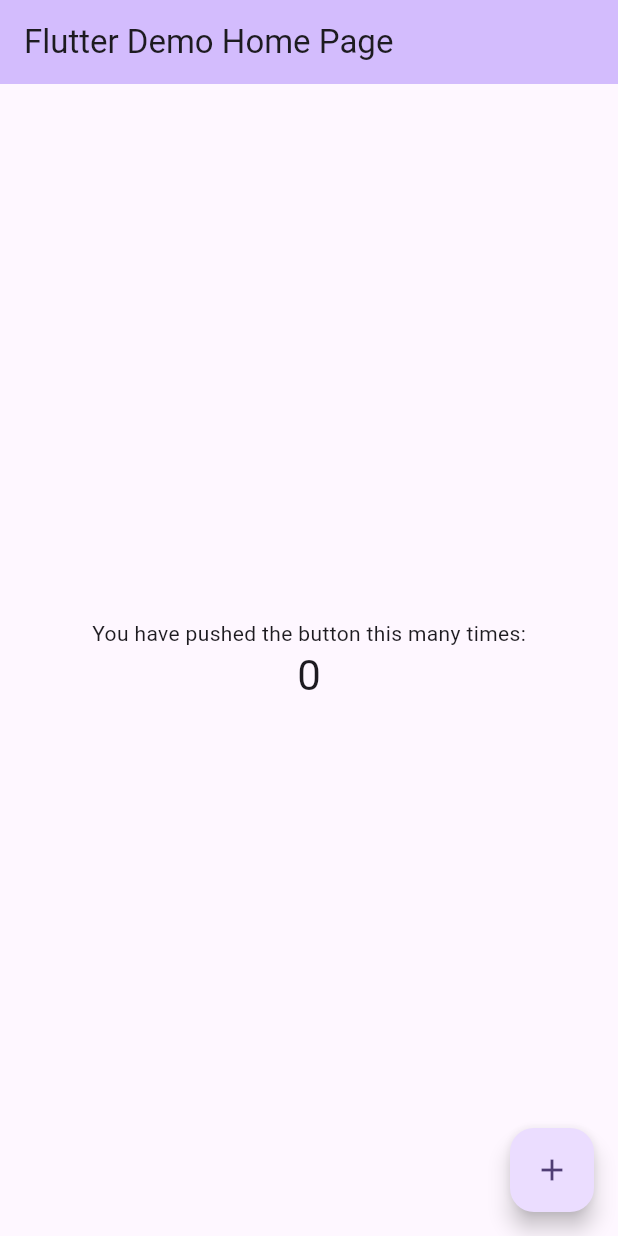
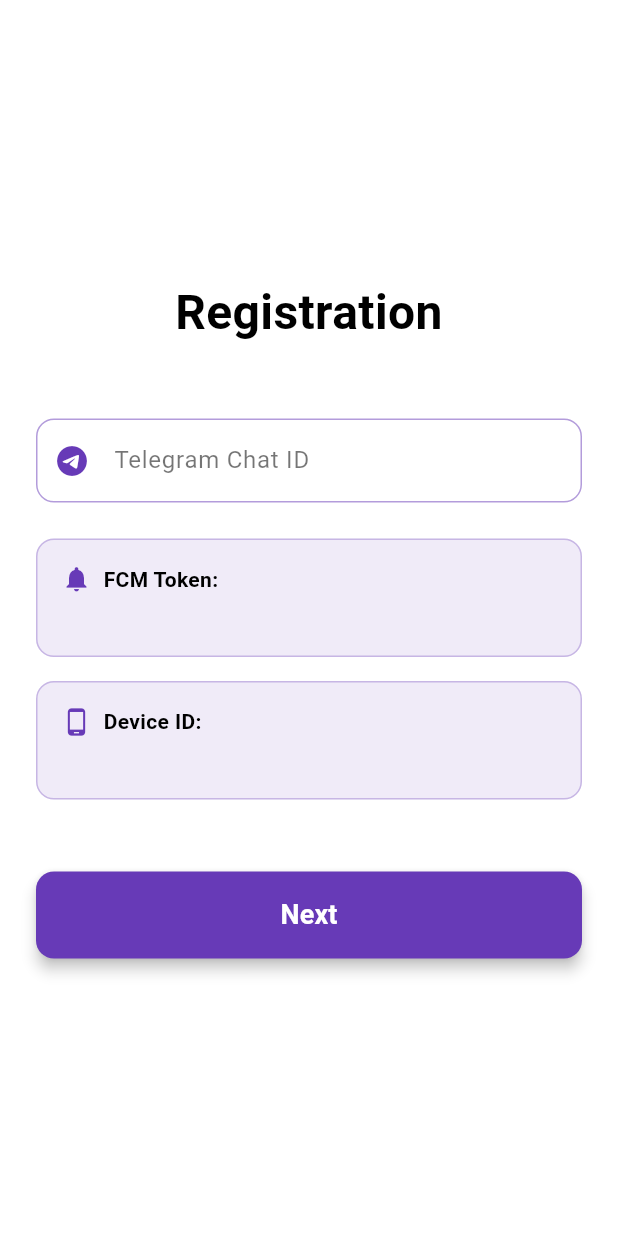
Before and after one commit to mosafarazaraaliporian/alert, a Flutter app: the screen it shows after launch, on a phone screen of 412 x 824 dp. Run offline on Flutter 3.47's test engine with Material 3 defaults, Android fonts, the phone set to English and light mode, and no system bars; our stand-ins replace device_info_plus, firebase_core, firebase_messaging, shared_preferences; accounts and stored records are empty.

Commit message:
Add complete Alert app with Firebase, registration, home screen, and custom icon

```diff
--- a/lib/main.dart
+++ b/lib/main.dart
@@ -1,51 +1,56 @@
 import 'package:flutter/material.dart';
+import 'package:flutter/services.dart';
+import 'package:firebase_core/firebase_core.dart';
+import 'firebase_options.dart';
+import 'splash_screen.dart';
 
-void main() {
+void main() async {
+  WidgetsFlutterBinding.ensureInitialized();
+
+  // Initialize Firebase
+  try {
+    await Firebase.initializeApp(
+      options: DefaultFirebaseOptions.currentPlatform,
+    );
+  } catch (e) {
+    print('Firebase initialization error: $e');
+  }
+
   runApp(const MyApp());
 }
 
 class MyApp extends StatelessWidget {
   const MyApp({super.key});
 
-  // This widget is the root of your application.
   @override
   Widget build(BuildContext context) {
     return MaterialApp(
-      title: 'Flutter Demo',
+      title: 'Alert',
+      debugShowCheckedModeBanner: false,
+      themeMode: ThemeMode.system,
       theme: ThemeData(
-        // This is the theme of your application.
-        //
-        // TRY THIS: Try running your application with "flutter run". You'll see
-        // the application has a purple toolbar. Then, without quitting the app,
-        // try changing the seedColor in the colorScheme below to Colors.green
-        // and then invoke "hot reload" (save your changes or press the "hot
-        // reload" button in a Flutter-supported IDE, or press "r" if you used
-        // the command line to start the app).
-        //
-        // Notice that the counter didn't reset back to zero; the application
-        // state is not lost during the reload. To reset the state, use hot
-        // restart instead.
-        //
-        // This works for code too, not just values: Most code changes can be
-        // tested with just a hot reload.
-        colorScheme: .fromSeed(seedColor: Colors.deepPurple),
+        colorScheme: ColorScheme.fromSeed(
+          seedColor: Colors.deepPurple,
+          brightness: Brightness.light,
+        ),
+        useMaterial3: true,
+        scaffoldBackgroundColor: Colors.white,
       ),
-      home: const MyHomePage(title: 'Flutter Demo Home Page'),
+      darkTheme: ThemeData(
+        colorScheme: ColorScheme.fromSeed(
+          seedColor: Colors.deepPurple,
+          brightness: Brightness.dark,
+        ),
+        useMaterial3: true,
+        scaffoldBackgroundColor: Colors.black,
+      ),
+      home: const SplashScreen(),
     );
   }
 }
 
 class MyHomePage extends StatefulWidget {
   const MyHomePage({super.key, required this.title});
-
-  // This widget is the home page of your application. It is stateful, meaning
-  // that it has a State object (defined below) that contains fields that affect
-  // how it looks.
-
-  // This class is the configuration for the state. It holds the values (in this
-  // case the title) provided by the parent (in this case the App widget) and
-  // used by the build method of the State. Fields in a Widget subclass are
-  // always marked "final".
 
   final String title;
 
@@ -58,51 +63,20 @@ class _MyHomePageState extends State<MyHomePage> {
 
   void _incrementCounter() {
     setState(() {
-      // This call to setState tells the Flutter framework that something has
-      // changed in this State, which causes it to rerun the build method below
-      // so that the display can reflect the updated values. If we changed
-      // _counter without calling setState(), then the build method would not be
-      // called again, and so nothing would appear to happen.
       _counter++;
     });
   }
 
   @override
   Widget build(BuildContext context) {
-    // This method is rerun every time setState is called, for instance as done
-    // by the _incrementCounter method above.
-    //
-    // The Flutter framework has been optimized to make rerunning build methods
-    // fast, so that you can just rebuild anything that needs updating rather
-    // than having to individually change instances of widgets.
     return Scaffold(
       appBar: AppBar(
-        // TRY THIS: Try changing the color here to a specific color (to
-        // Colors.amber, perhaps?) and trigger a hot reload to see the AppBar
-        // change color while the other colors stay the same.
         backgroundColor: Theme.of(context).colorScheme.inversePrimary,
-        // Here we take the value from the MyHomePage object that was created by
-        // the App.build method, and use it to set our appbar title.
         title: Text(widget.title),
       ),
       body: Center(
-        // Center is a layout widget. It takes a single child and positions it
-        // in the middle of the parent.
         child: Column(
-          // Column is also a layout widget. It takes a list of children and
-          // arranges them vertically. By default, it sizes itself to fit its
-          // children horizontally, and tries to be as tall as its parent.
-          //
-          // Column has various properties to control how it sizes itself and
-          // how it positions its children. Here we use mainAxisAlignment to
-          // center the children vertically; the main axis here is the vertical
-          // axis because Columns are vertical (the cross axis would be
-          // horizontal).
-          //
-          // TRY THIS: Invoke "debug painting" (choose the "Toggle Debug Paint"
-          // action in the IDE, or press "p" in the console), to see the
-          // wireframe for each widget.
-          mainAxisAlignment: .center,
+          mainAxisAlignment: MainAxisAlignment.center,
           children: [
             const Text('You have pushed the button this many times:'),
             Text(
--- /dev/null
+++ b/lib/registration_screen.dart
@@ -0,0 +1,292 @@
+import 'package:flutter/material.dart';
+import 'package:flutter/services.dart';
+import 'package:firebase_messaging/firebase_messaging.dart';
+import 'package:device_info_plus/device_info_plus.dart';
+import 'package:shared_preferences/shared_preferences.dart';
+import 'dart:io';
+import 'home_screen.dart';
+
+class RegistrationScreen extends StatefulWidget {
+  const RegistrationScreen({super.key});
+
+  @override
+  State<RegistrationScreen> createState() => _RegistrationScreenState();
+}
+
+class _RegistrationScreenState extends State<RegistrationScreen> {
+  final TextEditingController _chatIdController = TextEditingController();
+  String? _fcmToken;
+  String? _deviceId;
+  bool _isLoading = false;
+
+  @override
+  void initState() {
+    super.initState();
+    _initializeData();
+  }
+
+  Future<void> _initializeData() async {
+    await _getFCMToken();
+    await _getDeviceId();
+  }
+
+  Future<void> _getFCMToken() async {
+    try {
+      final fcmToken = await FirebaseMessaging.instance.getToken();
+      setState(() {
+        _fcmToken = fcmToken;
+      });
+    } catch (e) {
+      print('Error getting FCM token: $e');
+    }
+  }
+
+  Future<void> _getDeviceId() async {
+    try {
+      final deviceInfo = DeviceInfoPlugin();
+      String? deviceId;
+
+      if (Platform.isAndroid) {
+        final androidInfo = await deviceInfo.androidInfo;
+        deviceId = androidInfo.id;
+      } else if (Platform.isIOS) {
+        final iosInfo = await deviceInfo.iosInfo;
+        deviceId = iosInfo.identifierForVendor;
+      }
+
+      setState(() {
+        _deviceId = deviceId;
+      });
+    } catch (e) {
+      print('Error getting device ID: $e');
+    }
+  }
+
+  Future<void> _handleNext() async {
+    if (_chatIdController.text.trim().isEmpty) {
+      ScaffoldMessenger.of(context).showSnackBar(
+        const SnackBar(
+          content: Text('Please enter your Telegram Chat ID'),
+          backgroundColor: Colors.red,
+        ),
+      );
+      return;
+    }
+
+    setState(() {
+      _isLoading = true;
+    });
+
+    // Send data to server
+    final data = {
+      'chat_id': _chatIdController.text.trim(),
+      'fcm_token': _fcmToken,
+      'device_id': _deviceId,
+    };
+
+    print('Data to send: $data');
+
+    // Save to SharedPreferences
+    final prefs = await SharedPreferences.getInstance();
+    await prefs.setString('chat_id', _chatIdController.text.trim());
+    await prefs.setString('fcm_token', _fcmToken ?? '');
+    await prefs.setString('device_id', _deviceId ?? '');
+    await prefs.setBool('is_registered', true);
+
+    setState(() {
+      _isLoading = false;
+    });
+
+    // Navigate to next screen
+    if (mounted) {
+      ScaffoldMessenger.of(context).showSnackBar(
+        const SnackBar(
+          content: Text('Registration completed successfully'),
+          backgroundColor: Colors.green,
+        ),
+      );
+
+      // Navigate to Home Screen
+      Navigator.of(context).pushReplacement(
+        MaterialPageRoute(builder: (_) => const HomeScreen()),
+      );
+    }
+  }
+
+  @override
+  Widget build(BuildContext context) {
+    final isDark = Theme.of(context).brightness == Brightness.dark;
+
+    return AnnotatedRegion<SystemUiOverlayStyle>(
+      value: SystemUiOverlayStyle(
+        statusBarColor: Colors.transparent,
+        statusBarIconBrightness: isDark ? Brightness.light : Brightness.dark,
+        systemNavigationBarColor: isDark ? Colors.black : Colors.white,
+        systemNavigationBarIconBrightness: isDark ? Brightness.light : Brightness.dark,
+      ),
+      child: Scaffold(
+        backgroundColor: isDark ? Colors.black : Colors.white,
+        body: SafeArea(
+          child: Padding(
+            padding: const EdgeInsets.all(24.0),
+            child: Column(
+              mainAxisAlignment: MainAxisAlignment.center,
+              crossAxisAlignment: CrossAxisAlignment.stretch,
+              children: [
+                Text(
+                  'Registration',
+                  textAlign: TextAlign.center,
+                  style: TextStyle(
+                    fontSize: 32,
+                    fontWeight: FontWeight.bold,
+                    color: isDark ? Colors.white : Colors.black,
+                  ),
+                ),
+                const SizedBox(height: 48),
+
+                // Chat ID Input
+                TextField(
+                  controller: _chatIdController,
+                  decoration: InputDecoration(
+                    labelText: 'Telegram Chat ID',
+                    hintText: '@username',
+                    prefixIcon: Icon(Icons.telegram, color: Colors.deepPurple),
+                    border: OutlineInputBorder(
+                      borderRadius: BorderRadius.circular(12),
+                      borderSide: BorderSide(color: Colors.deepPurple),
+                    ),
+                    enabledBorder: OutlineInputBorder(
+                      borderRadius: BorderRadius.circular(12),
+                      borderSide: BorderSide(color: Colors.deepPurple.withOpacity(0.5)),
+                    ),
+                    focusedBorder: OutlineInputBorder(
+                      borderRadius: BorderRadius.circular(12),
+                      borderSide: BorderSide(color: Colors.deepPurple, width: 2),
+                    ),
+                    labelStyle: TextStyle(color: isDark ? Colors.white70 : Colors.black54),
+                  ),
+                  style: TextStyle(color: isDark ? Colors.white : Colors.black),
+                ),
+                const SizedBox(height: 24),
+
+                // FCM Token Display
+                Container(
+                  padding: const EdgeInsets.all(16),
+                  decoration: BoxDecoration(
+                    color: Colors.deepPurple.withOpacity(0.1),
+                    borderRadius: BorderRadius.circular(12),
+                    border: Border.all(color: Colors.deepPurple.withOpacity(0.3)),
+                  ),
+                  child: Column(
+                    crossAxisAlignment: CrossAxisAlignment.start,
+                    children: [
+                      Row(
+                        children: [
+                          Icon(Icons.notifications, color: Colors.deepPurple, size: 20),
+                          const SizedBox(width: 8),
+                          Text(
+                            'FCM Token:',
+                            style: TextStyle(
+                              fontWeight: FontWeight.bold,
+                              color: isDark ? Colors.white : Colors.black,
+                            ),
+                          ),
+                        ],
+                      ),
+                      const SizedBox(height: 8),
+                      Text(
+                        _fcmToken ?? 'Loading...',
+                        style: TextStyle(
+                          fontSize: 12,
+                          color: isDark ? Colors.white70 : Colors.black54,
+                        ),
+                        maxLines: 2,
+                        overflow: TextOverflow.ellipsis,
+                      ),
+                    ],
+                  ),
+                ),
+                const SizedBox(height: 16),
+
+                // Device ID Display
+                Container(
+                  padding: const EdgeInsets.all(16),
+                  decoration: BoxDecoration(
+                    color: Colors.deepPurple.withOpacity(0.1),
+                    borderRadius: BorderRadius.circular(12),
+                    border: Border.all(color: Colors.deepPurple.withOpacity(0.3)),
+                  ),
+                  child: Column(
+                    crossAxisAlignment: CrossAxisAlignment.start,
+                    children: [
+                      Row(
+                        children: [
+                          Icon(Icons.phone_android, color: Colors.deepPurple, size: 20),
+                          const SizedBox(width: 8),
+                          Text(
+                            'Device ID:',
+                            style: TextStyle(
+                              fontWeight: FontWeight.bold,
+                              color: isDark ? Colors.white : Colors.black,
+                            ),
+                          ),
+                        ],
+                      ),
+                      const SizedBox(height: 8),
+                      Text(
+                        _deviceId ?? 'Loading...',
+                        style: TextStyle(
+                          fontSize: 12,
+                          color: isDark ? Colors.white70 : Colors.black54,
+                        ),
+                        maxLines: 1,
+                        overflow: TextOverflow.ellipsis,
+                      ),
+                    ],
+                  ),
+                ),
+                const SizedBox(height: 48),
+
+                // Next Button
+                ElevatedButton(
+                  onPressed: _isLoading ? null : _handleNext,
+                  style: ElevatedButton.styleFrom(
+                    backgroundColor: Colors.deepPurple,
+                    foregroundColor: Colors.white,
+                    padding: const EdgeInsets.symmetric(vertical: 16),
+                    shape: RoundedRectangleBorder(
+                      borderRadius: BorderRadius.circular(12),
+                    ),
+                    elevation: 4,
+                  ),
+                  child: _isLoading
+                      ? const SizedBox(
+                          height: 20,
+                          width: 20,
+                          child: CircularProgressIndicator(
+                            color: Colors.white,
+                            strokeWidth: 2,
+                          ),
+                        )
+                      : const Text(
+                          'Next',
+                          style: TextStyle(
+                            fontSize: 18,
+                            fontWeight: FontWeight.bold,
+                          ),
+                        ),
+                ),
+              ],
+            ),
+          ),
+        ),
+      ),
+    );
+  }
+
+  @override
+  void dispose() {
+    _chatIdController.dispose();
+    super.dispose();
+  }
+}
```
Also changed, not shown: lib/add_alert_screen.dart (added, +213 -0 lines), lib/home_screen.dart (added, +64 -0 lines), lib/splash_screen.dart (added, +51 -0 lines), pubspec.yaml (+13 -0 lines), icon.png (added), lib/firebase_options.dart (added), pubspec.lock, 43 other files.
